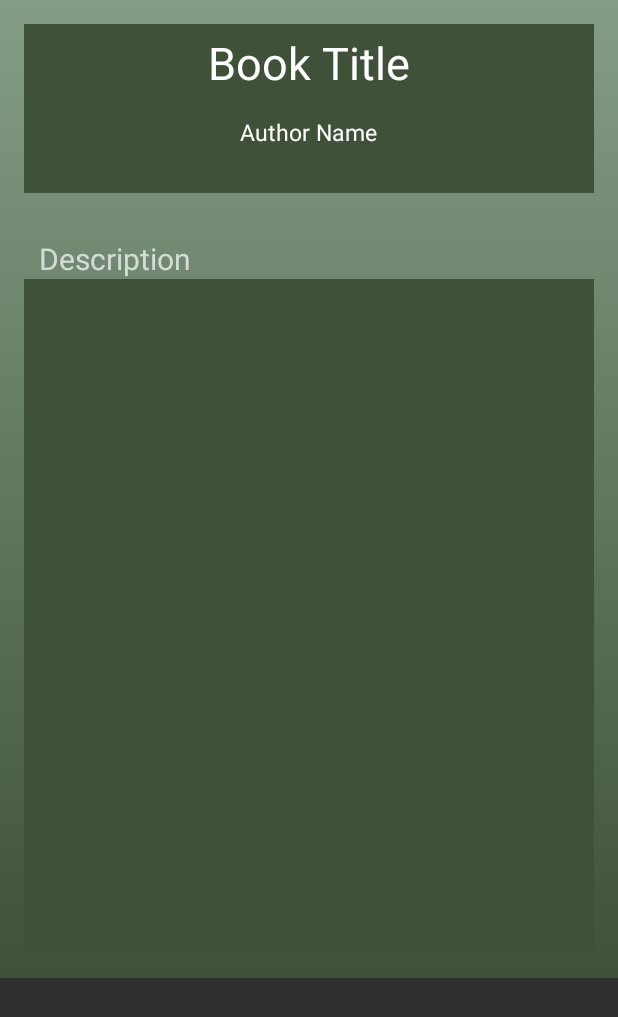
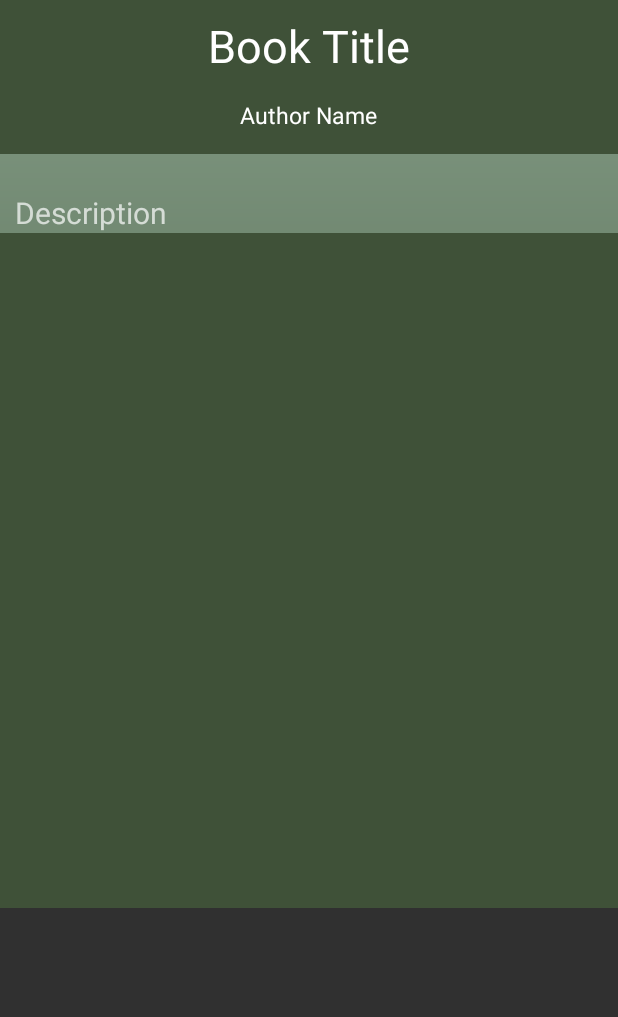
Before and after one commit to TreehouseCareerProjects/Readie, an Android app: the layout activity_review.xml on its own in the app's theme, with its tools: preview values and no code run, on a phone screen of 412 x 824 dp. Shown: the top 1017 px of the screen. Run offline under Robolectric (Android 15) with nearby library versions, the phone set to English and light mode, and no system bars.

Commit message:
Moved layout values to dimens.

```diff
--- a/app/src/main/res/layout/activity_review.xml
+++ b/app/src/main/res/layout/activity_review.xml
@@ -2,8 +2,7 @@
     xmlns:android="http://schemas.android.com/apk/res/android"
     xmlns:tools="http://schemas.android.com/tools"
     android:layout_width="match_parent"
-    android:layout_height="match_parent"
-    android:layout_weight="95" >
+    android:layout_height="match_parent" >
 
     <FrameLayout
         android:layout_width="match_parent"
@@ -12,10 +11,6 @@
         <LinearLayout
             android:layout_width="match_parent"
             android:layout_height="match_parent"
-            android:paddingLeft="@dimen/activity_horizontal_margin"
-            android:paddingRight="@dimen/activity_horizontal_margin"
-            android:paddingTop="@dimen/activity_vertical_margin"
-            android:paddingBottom="@dimen/activity_vertical_margin"
             tools:context="treehousecareerprojects.readie.ReviewActivity"
             android:background="@drawable/bg_gradient"
             android:orientation="vertical">
@@ -24,18 +19,17 @@
                 android:layout_width="match_parent"
                 android:layout_height="wrap_content"
                 android:background="@color/review_text_background"
-                android:orientation="vertical"
-                android:layout_weight="3">
+                android:orientation="vertical">
 
                 <TextView
                     android:layout_width="match_parent"
                     android:layout_height="wrap_content"
                     android:id="@+id/titleLabel"
                     android:textColor="@android:color/white"
-                    android:textSize="30sp"
-                    android:layout_marginLeft="10dp"
-                    android:layout_marginRight="10dp"
-                    android:layout_marginTop="5dp"
+                    android:textSize="@dimen/title_text_size"
+                    android:layout_marginLeft="@dimen/title_margin_horizontal"
+                    android:layout_marginRight="@dimen/title_margin_horizontal"
+                    android:layout_marginTop="@dimen/title_margin_top"
                     android:gravity="center_horizontal"
                     tools:text="Book Title" />
 
@@ -43,11 +37,10 @@
                     android:layout_width="wrap_content"
                     android:layout_height="wrap_content"
                     android:id="@+id/authorLabel"
-                    android:layout_marginBottom="20dp"
-                    android:layout_marginTop="15dp"
+                    android:layout_marginBottom="@dimen/author_margin_vertical"
+                    android:layout_marginTop="@dimen/author_margin_vertical"
                     android:textColor="@android:color/white"
-                    android:textSize="15sp"
-                    android:paddingBottom="10dp"
+                    android:textSize="@dimen/author_text_size"
                     android:layout_gravity="center"
                     tools:text="Author Name" />
 
@@ -58,10 +51,9 @@
                 android:layout_height="wrap_content"
                 android:text="@string/description_label"
                 android:id="@+id/descriptionLabel"
-                android:textSize="20sp"
-                android:layout_marginTop="30dp"
-                android:layout_marginLeft="10dp"
-                android:layout_weight="2"/>
+                android:textSize="@dimen/description_text_size"
+                android:layout_marginTop="@dimen/description_margin_top"
+                android:layout_marginLeft="@dimen/description_margin_left" />
 
             <TextView
                 android:id="@+id/reviewLabel"
@@ -69,10 +61,10 @@
                 android:minHeight="450dp"
                 android:layout_width="match_parent"
                 android:layout_height="wrap_content"
-                android:paddingLeft="5dp"
-                android:paddingRight="5dp"
-                android:paddingTop="10dp"
-                android:paddingBottom="5dp" />
+                android:paddingLeft="@dimen/review_padding_horizontal"
+                android:paddingRight="@dimen/review_padding_horizontal"
+                android:paddingTop="@dimen/review_padding_vertical"
+                android:paddingBottom="@dimen/review_padding_vertical" />
 
         </LinearLayout>
 
--- a/app/src/main/res/values/dimens.xml
+++ b/app/src/main/res/values/dimens.xml
@@ -2,4 +2,20 @@
     <!-- Default screen margins, per the Android Design guidelines. -->
     <dimen name="activity_horizontal_margin">16dp</dimen>
     <dimen name="activity_vertical_margin">16dp</dimen>
+
+    <!-- Review Page -->
+    <dimen name="review_padding_horizontal">5dp</dimen>
+    <dimen name="review_padding_vertical">10dp</dimen>
+
+    <dimen name="title_margin_horizontal">10dp</dimen>
+    <dimen name="title_margin_top">10dp</dimen>
+    <dimen name="title_text_size">30sp</dimen>
+
+    <dimen name="author_margin_vertical">15dp</dimen>
+    <dimen name="author_text_size">15sp</dimen>
+
+    <dimen name="description_margin_left">10dp</dimen>
+    <dimen name="description_margin_top">25dp</dimen>
+    <dimen name="description_text_size">20sp</dimen>
+
 </resources>
```
